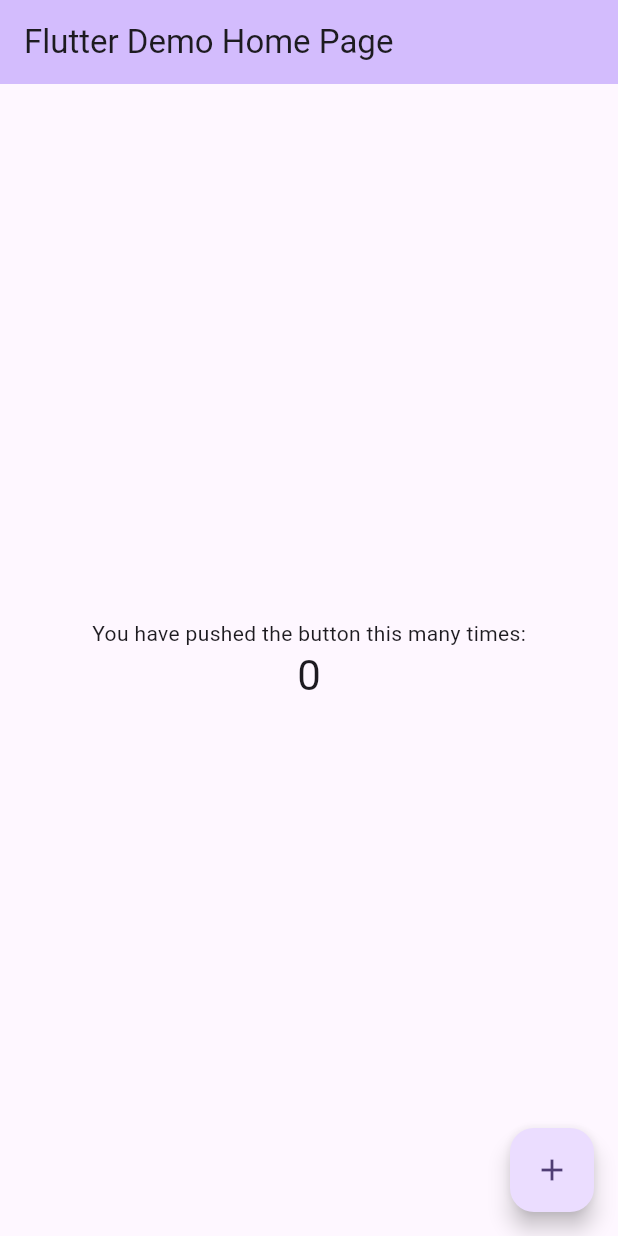
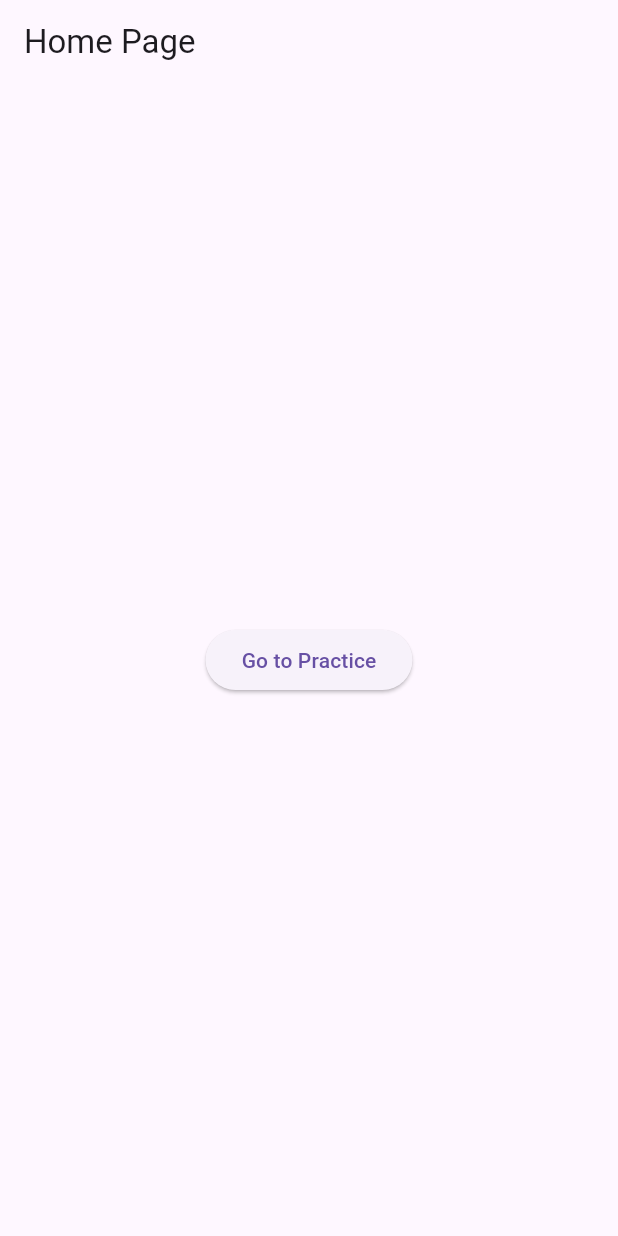
Before and after one commit to DenzelHuang/se_wmp_project, a Flutter app: the screen it shows after launch, on a phone screen of 412 x 824 dp. Run offline on Flutter 3.47's test engine with Material 3 defaults, Android fonts, the phone set to English and light mode, and no system bars.

Commit message:
Added base use case pages
Includes one singular button in the homepage that redirects the practice page. Themes are not working for some reason.

```diff
--- a/lib/main.dart
+++ b/lib/main.dart
@@ -1,4 +1,5 @@
 import 'package:flutter/material.dart';
+import 'package:se_wmp_project/pages/home_page.dart';
 
 void main() {
   runApp(const MyApp());
@@ -11,117 +12,9 @@ class MyApp extends StatelessWidget {
   @override
   Widget build(BuildContext context) {
     return MaterialApp(
-      title: 'Flutter Demo',
-      theme: ThemeData(
-        // This is the theme of your application.
-        //
-        // TRY THIS: Try running your application with "flutter run". You'll see
-        // the application has a purple toolbar. Then, without quitting the app,
-        // try changing the seedColor in the colorScheme below to Colors.green
-        // and then invoke "hot reload" (save your changes or press the "hot
-        // reload" button in a Flutter-supported IDE, or press "r" if you used
-        // the command line to start the app).
-        //
-        // Notice that the counter didn't reset back to zero; the application
-        // state is not lost during the reload. To reset the state, use hot
-        // restart instead.
-        //
-        // This works for code too, not just values: Most code changes can be
-        // tested with just a hot reload.
-        colorScheme: ColorScheme.fromSeed(seedColor: Colors.deepPurple),
-        useMaterial3: true,
-      ),
-      // Change this to modify the title in the home page
-      home: const MyHomePage(title: 'Flutter Demo Home Page'),
       debugShowCheckedModeBanner: false,
+      theme: ThemeData(primarySwatch: Colors.deepPurple),
+      home: const HomePage(),
     );
   }
 }
-
-class MyHomePage extends StatefulWidget {
-  const MyHomePage({super.key, required this.title});
-
-  // This widget is the home page of your application. It is stateful, meaning
-  // that it has a State object (defined below) that contains fields that affect
-  // how it looks.
-
-  // This class is the configuration for the state. It holds the values (in this
-  // case the title) provided by the parent (in this case the App widget) and
-  // used by the build method of the State. Fields in a Widget subclass are
-  // always marked "final".
-
-  final String title;
-
-  @override
-  State<MyHomePage> createState() => _MyHomePageState();
-}
-
-class _MyHomePageState extends State<MyHomePage> {
-  int _counter = 0;
-
-  void _incrementCounter() {
-    setState(() {
-      // This call to setState tells the Flutter framework that something has
-      // changed in this State, which causes it to rerun the build method below
-      // so that the display can reflect the updated values. If we changed
-      // _counter without calling setState(), then the build method would not be
-      // called again, and so nothing would appear to happen.
-      _counter++;
-    });
-  }
-
-  @override
-  Widget build(BuildContext context) {
-    // This method is rerun every time setState is called, for instance as done
-    // by the _incrementCounter method above.
-    //
-    // The Flutter framework has been optimized to make rerunning build methods
-    // fast, so that you can just rebuild anything that needs updating rather
-    // than having to individually change instances of widgets.
-    return Scaffold(
-      appBar: AppBar(
-        // TRY THIS: Try changing the color here to a specific color (to
-        // Colors.amber, perhaps?) and trigger a hot reload to see the AppBar
-        // change color while the other colors stay the same.
-        backgroundColor: Theme.of(context).colorScheme.inversePrimary,
-        // Here we take the value from the MyHomePage object that was created by
-        // the App.build method, and use it to set our appbar title.
-        title: Text(widget.title),
-      ),
-      body: Center(
-        // Center is a layout widget. It takes a single child and positions it
-        // in the middle of the parent.
-        child: Column(
-          // Column is also a layout widget. It takes a list of children and
-          // arranges them vertically. By default, it sizes itself to fit its
-          // children horizontally, and tries to be as tall as its parent.
-          //
-          // Column has various properties to control how it sizes itself and
-          // how it positions its children. Here we use mainAxisAlignment to
-          // center the children vertically; the main axis here is the vertical
-          // axis because Columns are vertical (the cross axis would be
-          // horizontal).
-          //
-          // TRY THIS: Invoke "debug painting" (choose the "Toggle Debug Paint"
-          // action in the IDE, or press "p" in the console), to see the
-          // wireframe for each widget.
-          mainAxisAlignment: MainAxisAlignment.center,
-          children: <Widget>[
-            const Text(
-              'You have pushed the button this many times:',
-            ),
-            Text(
-              '$_counter',
-              style: Theme.of(context).textTheme.headlineMedium,
-            ),
-          ],
-        ),
-      ),
-      floatingActionButton: FloatingActionButton(
-        onPressed: _incrementCounter,
-        tooltip: 'Increment',
-        child: const Icon(Icons.add),
-      ), // This trailing comma makes auto-formatting nicer for build methods.
-    );
-  }
-}
--- /dev/null
+++ b/lib/pages/home_page.dart
@@ -0,0 +1,21 @@
+import 'package:flutter/material.dart';
+import 'package:se_wmp_project/pages/practice_page.dart';
+
+class HomePage extends StatelessWidget {
+  const HomePage({super.key});
+
+  @override
+  Widget build(BuildContext context) {
+    return Scaffold(
+      appBar: AppBar(title: const Text("Home Page")),
+      body: Center(
+        child: ElevatedButton(
+          child: const Text("Go to Practice"),
+          onPressed: () {
+            Navigator.push(context, MaterialPageRoute(builder: (context) => const PracticePage()));
+          },
+        ),
+      ),
+    );
+  }
+}
```
Also changed, not shown: lib/pages/courses_page.dart (added, +12 -0 lines), lib/pages/dictionary_page.dart (added, +12 -0 lines), lib/pages/practice_page.dart (added, +12 -0 lines), lib/pages/scanner_page.dart (added, +13 -0 lines).
